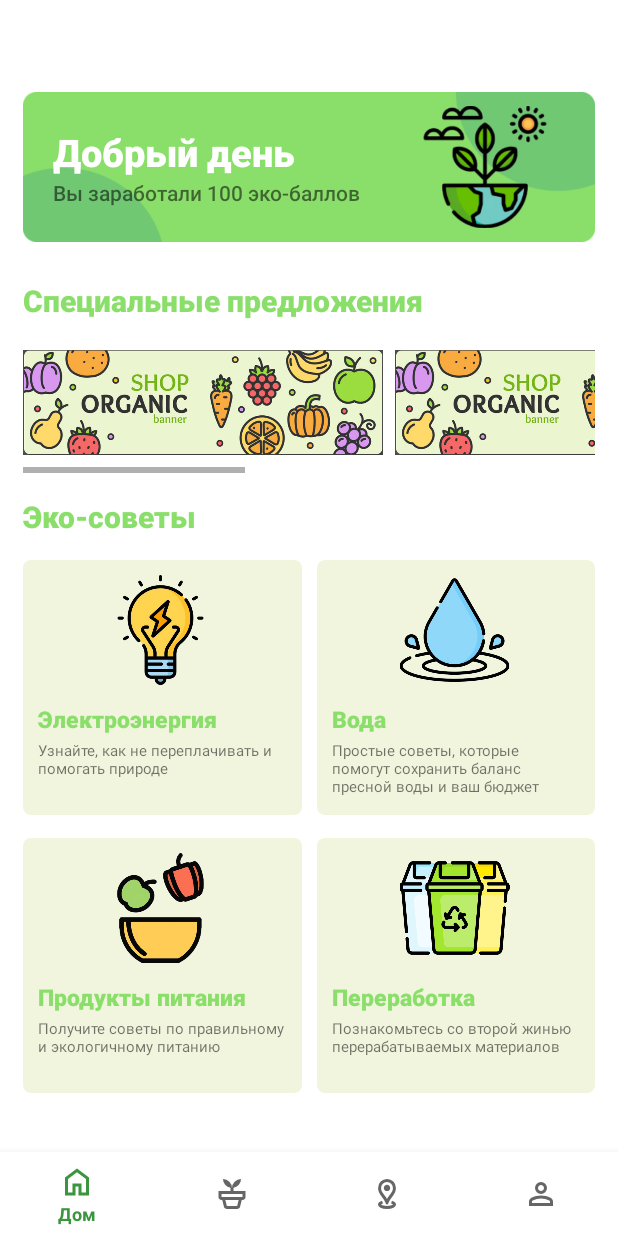
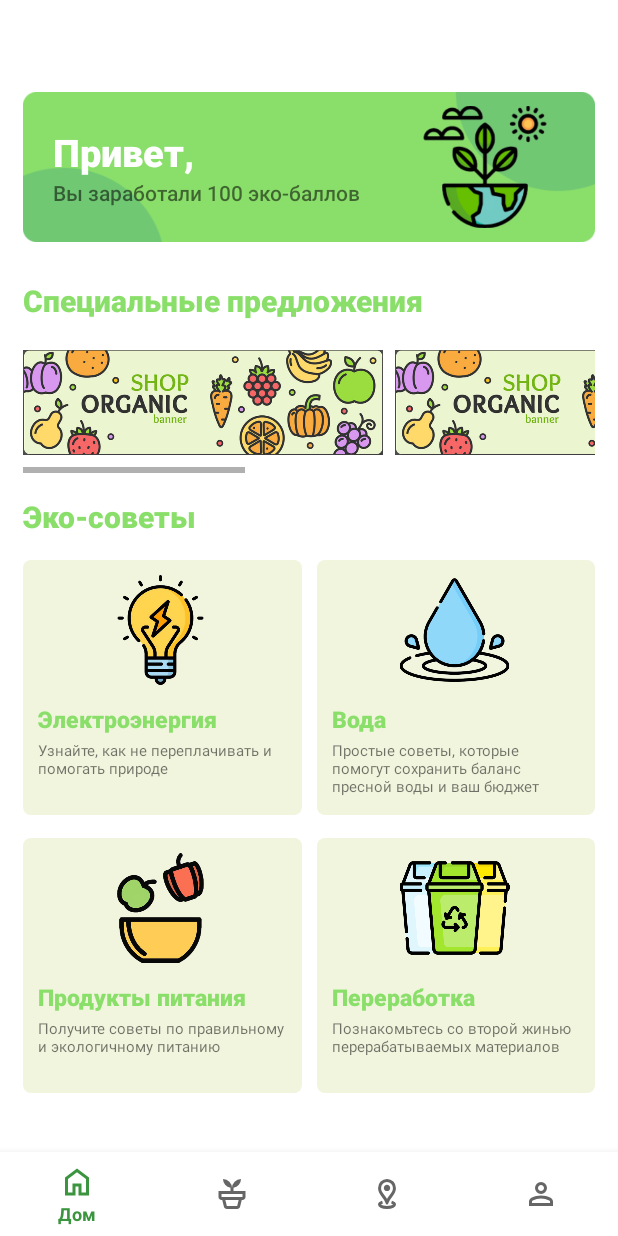
Before and after one commit to Biba2023/EcoAppBest, an Android app: the MainActivity screen opened directly, with no data from a screen before it, on a phone screen of 412 x 824 dp. Run offline under Robolectric (Android 15) with nearby library versions, the phone set to English and light mode, and no system bars; our stand-ins replace navigation-ui.

Commit message:
Working name and first login

```diff
--- a/app/build.gradle
+++ b/app/build.gradle
@@ -45,4 +45,5 @@ dependencies {
     testImplementation libs.junit
     androidTestImplementation libs.ext.junit
     androidTestImplementation libs.espresso.core
+
 }
--- a/app/src/main/java/com/example/ecoapp/MainActivity.java
+++ b/app/src/main/java/com/example/ecoapp/MainActivity.java
@@ -1,9 +1,11 @@
 package com.example.ecoapp;
 
+import android.content.Context;
+import android.content.Intent;
+import android.content.SharedPreferences;
 import android.os.Bundle;
 import android.view.View;
 import android.view.Window;
-import android.widget.TextView;
 
 import com.google.android.material.bottomnavigation.BottomNavigationView;
 
@@ -19,9 +21,27 @@ public class MainActivity extends AppCompatActivity {
 
     private ActivityMainBinding binding;
 
+    private static final String PREFS_NAME = "MyPrefsFile";
+    private static final String FIRST_RUN_KEY = "isFirstRun";
+
     @Override
     protected void onCreate(Bundle savedInstanceState) {
         super.onCreate(savedInstanceState);
+
+
+        SharedPreferences sharedPref = getSharedPreferences(PREFS_NAME, Context.MODE_PRIVATE);
+        boolean isFirstRun = sharedPref.getBoolean(FIRST_RUN_KEY, true);
+
+        if (isFirstRun) {
+            startActivity(new Intent(this, Login.class));
+
+            SharedPreferences.Editor editor = sharedPref.edit();
+            editor.putBoolean(FIRST_RUN_KEY, false);
+            editor.apply();
+
+            finish();
+            return;
+        }
 
         Window w = getWindow();
         w.getDecorView().setSystemUiVisibility(View.SYSTEM_UI_FLAG_HIDE_NAVIGATION
@@ -38,9 +58,5 @@ public class MainActivity extends AppCompatActivity {
                 .build();
         NavController navController = Navigation.findNavController(this, R.id.nav_host_fragment_activity_main);
         NavigationUI.setupWithNavController(binding.navView, navController);
-
-
-
     }
-
 }
--- a/app/src/main/java/com/example/ecoapp/ui/home/HomeFragment.java
+++ b/app/src/main/java/com/example/ecoapp/ui/home/HomeFragment.java
@@ -1,7 +1,8 @@
 package com.example.ecoapp.ui.home;
 
-
+import android.content.Context;
 import android.content.Intent;
+import android.content.SharedPreferences;
 import android.os.Bundle;
 import android.view.LayoutInflater;
 import android.view.View;
@@ -11,7 +12,6 @@ import android.widget.TextView;
 import androidx.annotation.NonNull;
 import androidx.fragment.app.Fragment;
 import androidx.lifecycle.ViewModelProvider;
-
 import com.example.ecoapp.advices.ElectricityMainActivity;
 import com.example.ecoapp.advices.FoodMainActivity;
 import com.example.ecoapp.advices.RecyclingMainActivity;
@@ -20,7 +20,11 @@ import com.example.ecoapp.databinding.FragmentHomeBinding;
 
 public class HomeFragment extends Fragment {
 
+
+    private static final String PREF_NAME = "UserData";
     private FragmentHomeBinding binding;
+
+    private TextView Login;
 
     public View onCreateView(@NonNull LayoutInflater inflater,
                              ViewGroup container, Bundle savedInstanceState) {
@@ -29,6 +33,14 @@ public class HomeFragment extends Fragment {
 
         binding = FragmentHomeBinding.inflate(inflater, container, false);
         View root = binding.getRoot();
+
+        Login = binding.helloText;
+
+        SharedPreferences sharedPreferences = requireActivity().getSharedPreferences(PREF_NAME, Context.MODE_PRIVATE);
+
+        String login = sharedPreferences.getString("login", "");
+
+        Login.setText(login);
 
         binding.buttonElectricity.setOnClickListener(new View.OnClickListener() {
             @Override
--- a/app/src/main/res/layout/fragment_home.xml
+++ b/app/src/main/res/layout/fragment_home.xml
@@ -36,14 +36,33 @@
 
                 android:orientation="vertical">
 
-                <TextView
-                    android:id="@+id/hello_text"
+                <LinearLayout
                     android:layout_width="wrap_content"
                     android:layout_height="wrap_content"
-                    android:fontFamily="sans-serif-black"
-                    android:text="Добрый день"
-                    android:textColor="@color/background"
-                    android:textSize="25sp" />
+                    android:layout_gravity="center_vertical"
+
+                    android:orientation="horizontal">
+
+                    <TextView
+                        android:id="@+id/hello"
+                        android:layout_width="wrap_content"
+                        android:layout_height="wrap_content"
+                        android:fontFamily="sans-serif-black"
+                        android:text="Привет, "
+                        android:textColor="@color/background"
+                        android:textSize="25sp" />
+
+                    <TextView
+                        android:id="@+id/hello_text"
+                        android:layout_width="wrap_content"
+                        android:layout_height="wrap_content"
+                        android:fontFamily="sans-serif-black"
+                        android:text="1"
+                        android:textColor="@color/background"
+                        android:textSize="25sp" />
+
+
+                </LinearLayout>
 
                 <TextView
                     android:layout_width="wrap_content"
```
Also changed, not shown: app/src/main/java/com/example/ecoapp/App.java (added, +12 -0 lines), app/src/main/java/com/example/ecoapp/Login.java (+10 -10 lines), build.gradle (+14 -1 lines).
